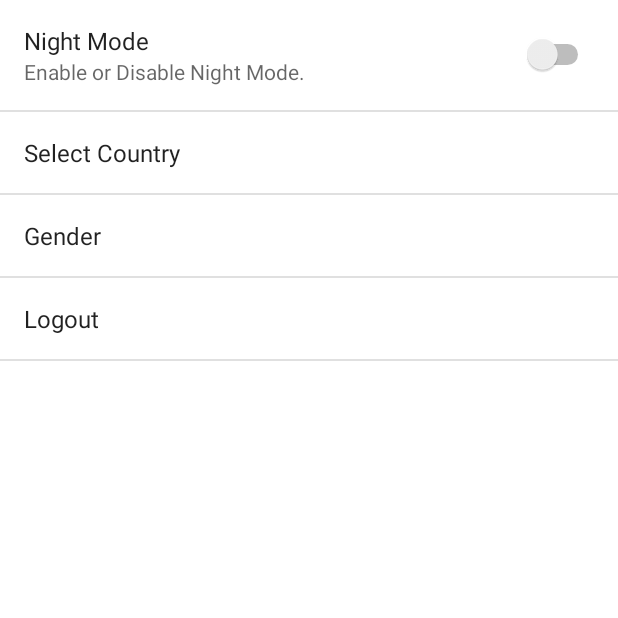
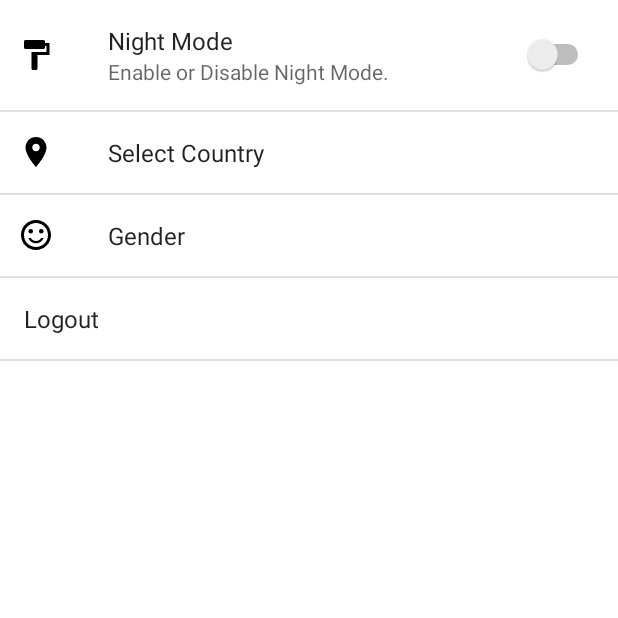
Before and after one commit to kornofilo/AutiYoda, an Android app: the MainActivity screen opened directly, with no data from a screen before it, in the side drawer, after a tap on "Settings", on a phone screen of 412 x 824 dp, the top half of it. Run offline under Robolectric (Android 15) with nearby library versions, the phone set to English and light mode, and no system bars.

Commit message:
APP - Agregado iconos para el menú de opciones

```diff
--- a/App/app/src/main/java/com/rialvik/autiyoda/MainActivity.java
+++ b/App/app/src/main/java/com/rialvik/autiyoda/MainActivity.java
@@ -1,27 +1,41 @@
 package com.rialvik.autiyoda;
 
 import android.content.Intent;
+import android.content.SharedPreferences;
 import android.os.Bundle;
-import android.support.design.widget.FloatingActionButton;
-import android.support.design.widget.Snackbar;
-import android.view.View;
+import android.preference.PreferenceManager;
+import android.support.annotation.NonNull;
 import android.support.design.widget.NavigationView;
 import android.support.v4.view.GravityCompat;
 import android.support.v4.widget.DrawerLayout;
 import android.support.v7.app.ActionBarDrawerToggle;
 import android.support.v7.app.AppCompatActivity;
 import android.support.v7.widget.Toolbar;
-import android.view.Menu;
 import android.view.MenuItem;
 
 public class MainActivity extends AppCompatActivity
         implements NavigationView.OnNavigationItemSelectedListener {
 
+    private SharedPreferences pref;
+    private boolean tema;
+
     @Override
     protected void onCreate(Bundle savedInstanceState) {
         super.onCreate(savedInstanceState);
+
+        /*//Verificamos el tema seleccionado por el usuario
+        pref = PreferenceManager.getDefaultSharedPreferences(this);
+
+        tema = pref.getBoolean("nightMode_switch", false);
+
+        //Dependiendo del valor recuperado, se establece el tema para la activity.
+        if(tema) {
+            setTheme(R.style.DarkTheme);
+        }*/
+
+
         setContentView(R.layout.activity_main);
-        Toolbar toolbar = (Toolbar) findViewById(R.id.toolbar);
+        Toolbar toolbar = findViewById(R.id.toolbar);
         setSupportActionBar(toolbar);
 
         DrawerLayout drawer = findViewById(R.id.drawer_layout);
@@ -30,7 +44,7 @@ public class MainActivity extends AppCompatActivity
         drawer.addDrawerListener(toggle);
         toggle.syncState();
 
-        NavigationView navigationView = (NavigationView) findViewById(R.id.nav_view);
+        NavigationView navigationView = findViewById(R.id.nav_view);
         navigationView.setNavigationItemSelectedListener(this);
     }
 
@@ -48,7 +62,7 @@ public class MainActivity extends AppCompatActivity
 
     @SuppressWarnings("StatementWithEmptyBody")
     @Override
-    public boolean onNavigationItemSelected(MenuItem item) {
+    public boolean onNavigationItemSelected(@NonNull MenuItem item) {
         Intent intentMain;
         // Handle navigation view item clicks here.
         int id = item.getItemId();
--- /dev/null
+++ b/App/app/src/main/res/drawable/ic_happy_black_24dp.xml
@@ -0,0 +1,15 @@
+<vector xmlns:android="http://schemas.android.com/apk/res/android"
+        android:width="24dp"
+        android:height="24dp"
+        android:viewportWidth="24.0"
+        android:viewportHeight="24.0">
+    <path
+        android:fillColor="#FF000000"
+        android:pathData="M15.5,9.5m-1.5,0a1.5,1.5 0,1 1,3 0a1.5,1.5 0,1 1,-3 0"/>
+    <path
+        android:fillColor="#FF000000"
+        android:pathData="M8.5,9.5m-1.5,0a1.5,1.5 0,1 1,3 0a1.5,1.5 0,1 1,-3 0"/>
+    <path
+        android:fillColor="#FF000000"
+        android:pathData="M11.99,2C6.47,2 2,6.48 2,12s4.47,10 9.99,10C17.52,22 22,17.52 22,12S17.52,2 11.99,2zM12,20c-4.42,0 -8,-3.58 -8,-8s3.58,-8 8,-8 8,3.58 8,8 -3.58,8 -8,8zM12,16c-1.48,0 -2.75,-0.81 -3.45,-2L6.88,14c0.8,2.05 2.79,3.5 5.12,3.5s4.32,-1.45 5.12,-3.5h-1.67c-0.7,1.19 -1.97,2 -3.45,2z"/>
+</vector>
--- /dev/null
+++ b/App/app/src/main/res/drawable/ic_place_black_24dp.xml
@@ -0,0 +1,9 @@
+<vector xmlns:android="http://schemas.android.com/apk/res/android"
+        android:width="24dp"
+        android:height="24dp"
+        android:viewportWidth="24.0"
+        android:viewportHeight="24.0">
+    <path
+        android:fillColor="#FF000000"
+        android:pathData="M12,2C8.13,2 5,5.13 5,9c0,5.25 7,13 7,13s7,-7.75 7,-13c0,-3.87 -3.13,-7 -7,-7zM12,11.5c-1.38,0 -2.5,-1.12 -2.5,-2.5s1.12,-2.5 2.5,-2.5 2.5,1.12 2.5,2.5 -1.12,2.5 -2.5,2.5z"/>
+</vector>
--- /dev/null
+++ b/App/app/src/main/res/drawable/ic_theme_black_24dp.xml
@@ -0,0 +1,9 @@
+<vector xmlns:android="http://schemas.android.com/apk/res/android"
+        android:width="24dp"
+        android:height="24dp"
+        android:viewportWidth="24.0"
+        android:viewportHeight="24.0">
+    <path
+        android:fillColor="#FF000000"
+        android:pathData="M18,4V3c0,-0.55 -0.45,-1 -1,-1H5c-0.55,0 -1,0.45 -1,1v4c0,0.55 0.45,1 1,1h12c0.55,0 1,-0.45 1,-1V6h1v4H9v11c0,0.55 0.45,1 1,1h2c0.55,0 1,-0.45 1,-1v-9h8V4h-3z"/>
+</vector>
--- a/App/app/src/main/res/layout/activity_login.xml
+++ b/App/app/src/main/res/layout/activity_login.xml
@@ -65,6 +65,7 @@
 
             <Button
                 android:id="@+id/email_sign_in_button"
+                style="@style/Widget.AppCompat.Button.Colored"
                 android:layout_width="match_parent"
                 android:layout_height="wrap_content"
                 android:layout_marginTop="16dp"
--- a/App/app/src/main/res/values/styles.xml
+++ b/App/app/src/main/res/values/styles.xml
@@ -20,9 +20,14 @@
     <style name="AppTheme.PopupOverlay" parent="ThemeOverlay.AppCompat.Light" />
 
     <style name="DarkTheme" parent="AppTheme" >
+        <item name="windowActionBar">false</item>
         <item name="android:colorBackground">@color/backgroundDark</item>
         <item name="colorAccent">@color/AccentDark</item>
         <item name="colorPrimary">@color/primaryDark</item>
+        <item name="android:textColorPrimary">@color/common_google_signin_btn_text_dark_default
+        </item>
+        <item name="android:textColorSecondary">@color/common_google_signin_btn_text_dark_default
+        </item>
     </style>
 
 </resources>
--- a/App/app/src/main/res/xml/pref_general.xml
+++ b/App/app/src/main/res/xml/pref_general.xml
@@ -2,6 +2,7 @@
 
     <!-- Opción de Modo Noche. -->
     <SwitchPreference
+        android:icon="@drawable/ic_theme_black_24dp"
         android:defaultValue="false"
         android:key="nightMode_switch"
         android:summary="@string/pref_description_Night_mode"
@@ -9,6 +10,7 @@
 
     <!-- Opción de Seleccionar País -->
     <ListPreference
+        android:icon="@drawable/ic_place_black_24dp"
         android:defaultValue="-1"
         android:entries="@array/countries_list_titles"
         android:entryValues="@array/countries_list_values"
@@ -19,6 +21,7 @@
 
     <!-- Opción de Seleccionar Género -->
     <ListPreference
+        android:icon="@drawable/ic_happy_black_24dp"
         android:defaultValue="-1"
         android:entries="@array/gender_list_titles"
         android:entryValues="@array/gender_list_values"
@@ -27,12 +30,11 @@
         android:positiveButtonText="@null"
         android:title="@string/gender" />
 
+
     <!-- Cerrar Sesión -->
-    <Preference android:title="@string/logout" >
+    <Preference android:title="@string/logout">
         <intent android:action="android.intent.action.VIEW"
             android:data="" />
     </Preference>
 
-
-
 </PreferenceScreen>
```
